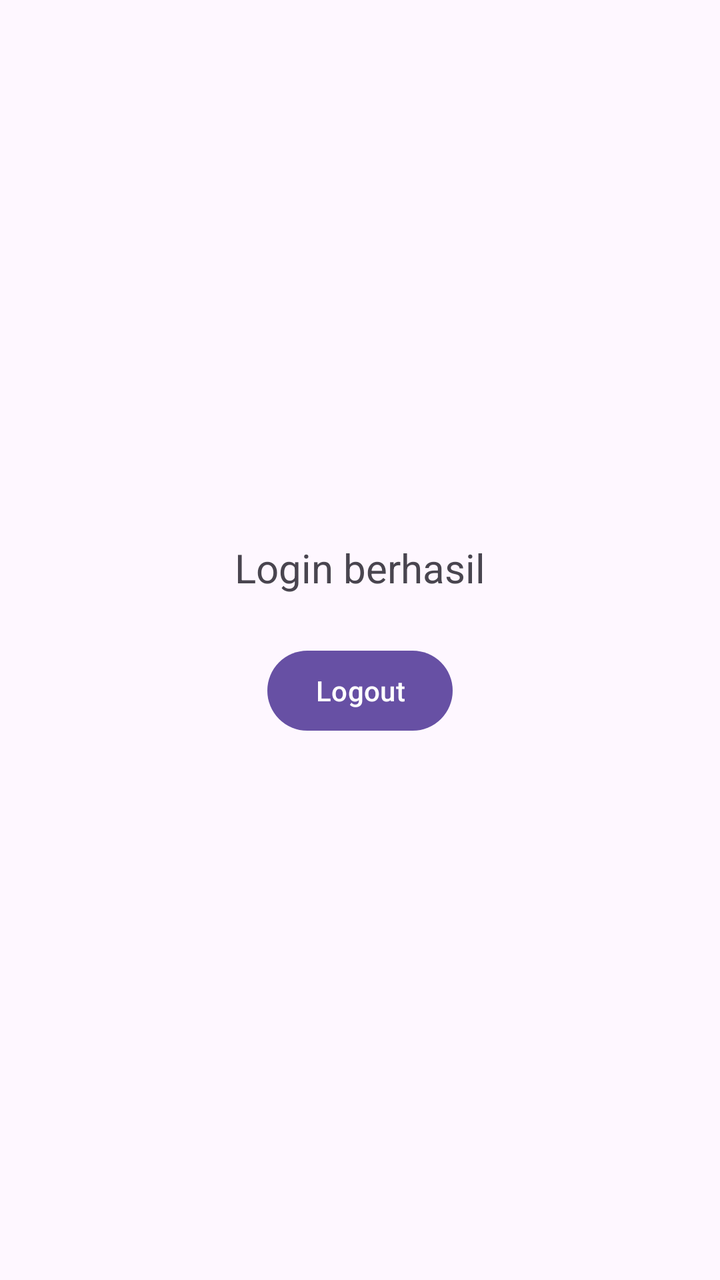
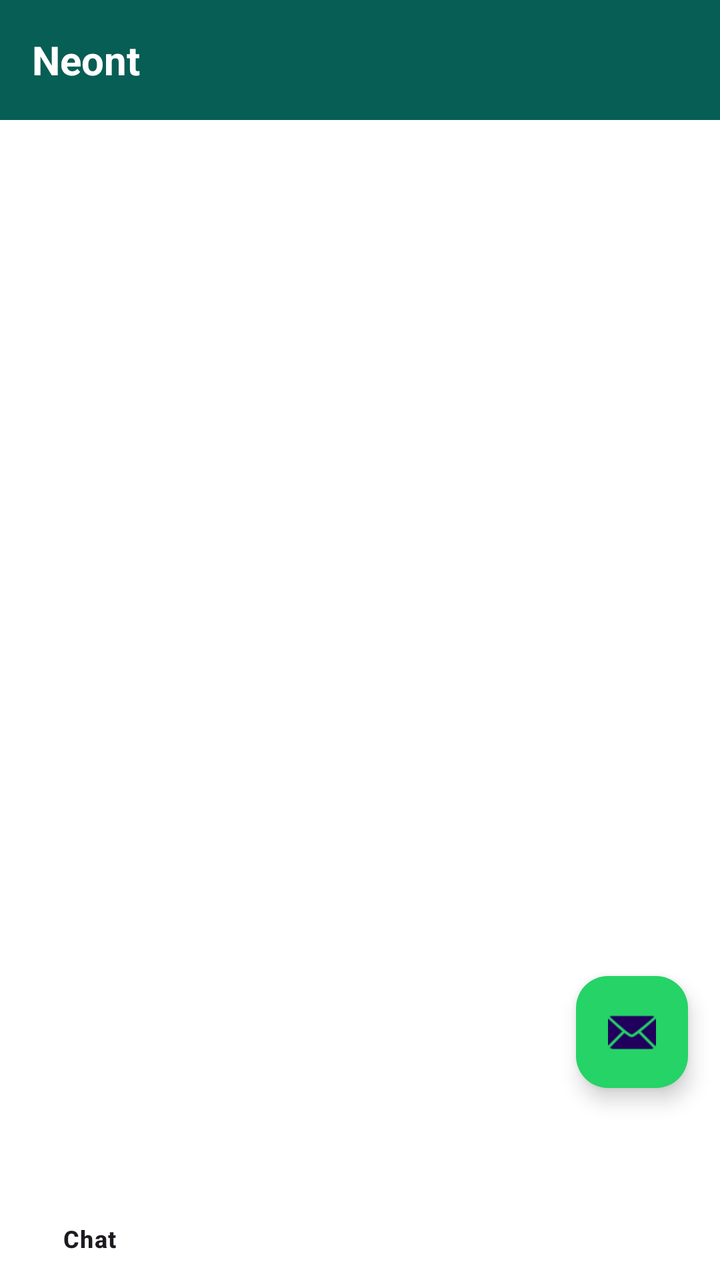

Screens rendered from an Android XML layout before and after an edit, with the pre-edit source and the edit as a unified diff.
<!-- AndroidManifest.xml: application theme Theme.Material3.DayNight.NoActionBar -->
<!-- res/layout/activity_home.xml -->
<?xml version="1.0" encoding="utf-8"?>
<LinearLayout xmlns:android="http://schemas.android.com/apk/res/android"
    android:layout_width="match_parent"
    android:layout_height="match_parent"
    android:orientation="vertical"
    android:padding="24dp"
    android:gravity="center">

    <TextView
        android:id="@+id/tvWelcome"
        android:layout_width="wrap_content"
        android:layout_height="wrap_content"
        android:text="Login berhasil"
        android:textSize="20sp" />

    <Button
        android:id="@+id/btnLogout"
        android:layout_width="wrap_content"
        android:layout_height="wrap_content"
        android:text="Logout"
        android:layout_marginTop="24dp" />

</LinearLayout>
<!-- resources referenced by this layout -->
<resources>

</resources>

<!-- the commit's change to res/layout/activity_home.xml (unified diff, before → after) -->
@@ -1,23 +1,55 @@
 <?xml version="1.0" encoding="utf-8"?>
-<LinearLayout xmlns:android="http://schemas.android.com/apk/res/android"
+<androidx.constraintlayout.widget.ConstraintLayout xmlns:android="http://schemas.android.com/apk/res/android"
+    xmlns:app="http://schemas.android.com/apk/res-auto"
     android:layout_width="match_parent"
     android:layout_height="match_parent"
-    android:orientation="vertical"
-    android:padding="24dp"
-    android:gravity="center">
+    android:background="#FFFFFF">
 
-    <TextView
-        android:id="@+id/tvWelcome"
+    
+    <LinearLayout
+        android:id="@+id/toolbar"
+        android:layout_width="match_parent"
+        android:layout_height="60dp"
+        android:background="#075E54"
+        android:orientation="horizontal"
+        android:gravity="center_vertical"
+        android:padding="16dp"
+        app:layout_constraintTop_toTopOf="parent">
+        <TextView
+            android:layout_width="wrap_content"
+            android:layout_height="wrap_content"
+            android:text="Neont"
+            android:textColor="#FFFFFF"
+            android:textSize="20sp"
+            android:textStyle="bold" />
+    </LinearLayout>
+
+    
+    <androidx.recyclerview.widget.RecyclerView
+        android:id="@+id/rvChats"
+        android:layout_width="match_parent"
+        android:layout_height="0dp"
+        app:layout_constraintTop_toBottomOf="@id/toolbar"
+        app:layout_constraintBottom_toTopOf="@id/bottomNav" />
+
+    
+    <com.google.android.material.floatingactionbutton.FloatingActionButton
+        android:id="@+id/fabNewChat"
         android:layout_width="wrap_content"
         android:layout_height="wrap_content"
-        android:text="Login berhasil"
-        android:textSize="20sp" />
+        android:layout_margin="16dp"
+        android:src="@android:drawable/ic_dialog_email"
+        android:backgroundTint="#25D366"
+        app:layout_constraintBottom_toTopOf="@id/bottomNav"
+        app:layout_constraintEnd_toEndOf="parent" />
 
-    <Button
-        android:id="@+id/btnLogout"
-        android:layout_width="wrap_content"
+    
+    <com.google.android.material.bottomnavigation.BottomNavigationView
+        android:id="@+id/bottomNav"
+        android:layout_width="match_parent"
         android:layout_height="wrap_content"
-        android:text="Logout"
-        android:layout_marginTop="24dp" />
+        android:background="#FFFFFF"
+        app:menu="@menu/bottom_nav_menu"
+        app:layout_constraintBottom_toBottomOf="parent" />
 
-</LinearLayout>
+</androidx.constraintlayout.widget.ConstraintLayout>
